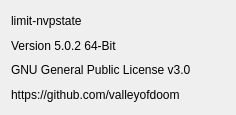
Before: the Qt Designer form limit-nvpstate/about.ui in valleyofdoom/limit-nvpstate, drawn with Qt 5.
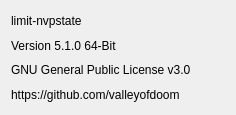
After: the same form once the commit is applied.

The edit to the form file:
```diff
--- a/limit-nvpstate/about.ui
+++ b/limit-nvpstate/about.ui
@@ -24,7 +24,7 @@
    <item>
     <widget class="QLabel" name="label_2">
      <property name="text">
-      <string>Version 5.0.2 64-Bit</string>
+      <string>Version 5.1.0 64-Bit</string>
      </property>
     </widget>
    </item>
```
